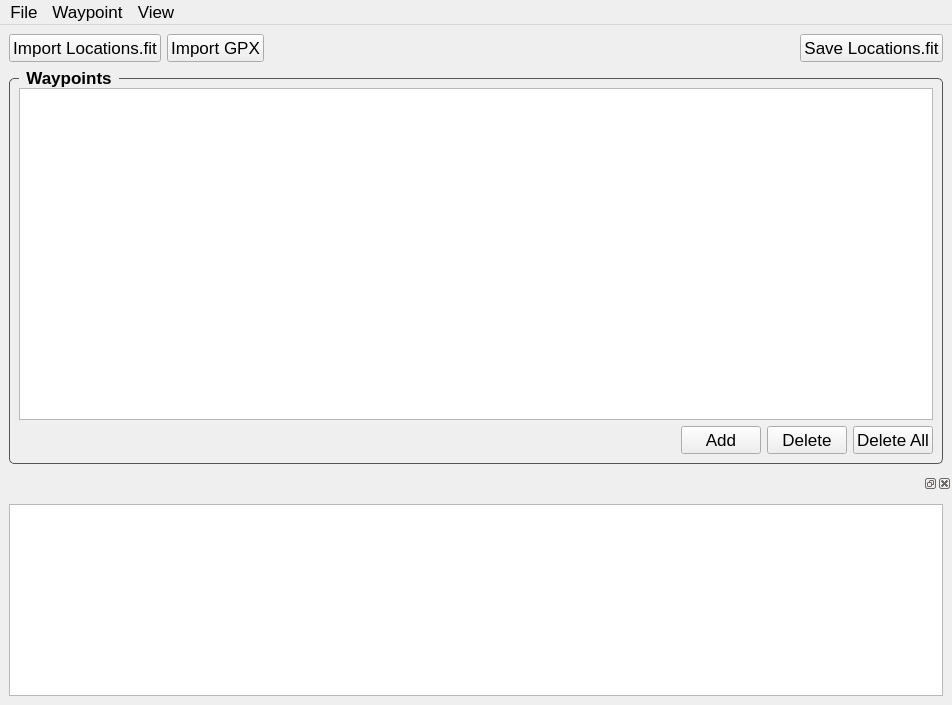
This is src/main/python/location_tool/main_window.ui in rootrootde/LocationsFITTool as Qt 5 draws it before an edit. The edited form follows.
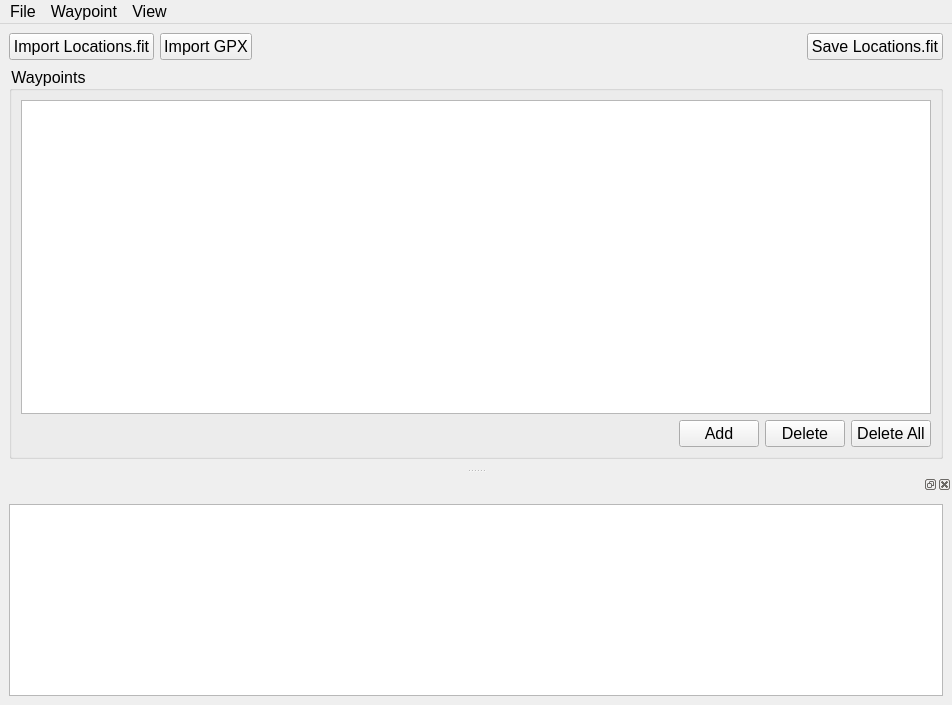
This is the edited form.

Diff of the .ui file:
```diff
--- a/src/main/python/location_tool/main_window.ui
+++ b/src/main/python/location_tool/main_window.ui
@@ -13,7 +13,7 @@
   <property name="font">
    <font>
     <family>SF Pro</family>
-    <pointsize>13</pointsize>
+    <pointsize>12</pointsize>
    </font>
   </property>
   <property name="windowTitle">
@@ -22,34 +22,14 @@
   <property name="styleSheet">
    <string notr="true">QWidget {
     font-family: &quot;SF Pro&quot;;
-    font-size: 13pt;
+    font-size: 12pt;
 }
 
-QGroupBox {
-    font-weight: bold;
-    border: 1px solid #555;
-    border-radius: 5px;
-    margin-top: 10px;
+QTextEdit {
+	font-family: &quot;SF Mono&quot;;
+	font-size: 11pt;
 }
-
-QGroupBox::title {
-    subcontrol-origin: margin;
-    left: 10px;
-    padding: 0 5px;
-}
-
-QPlainTextEdit {
-	font-family:  &quot;SF Mono&quot;;
-	font-size: 12pt
-
-}
-
-
-
-QMainWindow::separator {
-  width: 0px;
-  height:0px;
-}</string>
+</string>
   </property>
   <property name="dockOptions">
    <set>QMainWindow::DockOption::AllowTabbedDocks|QMainWindow::DockOption::AnimatedDocks</set>
```
